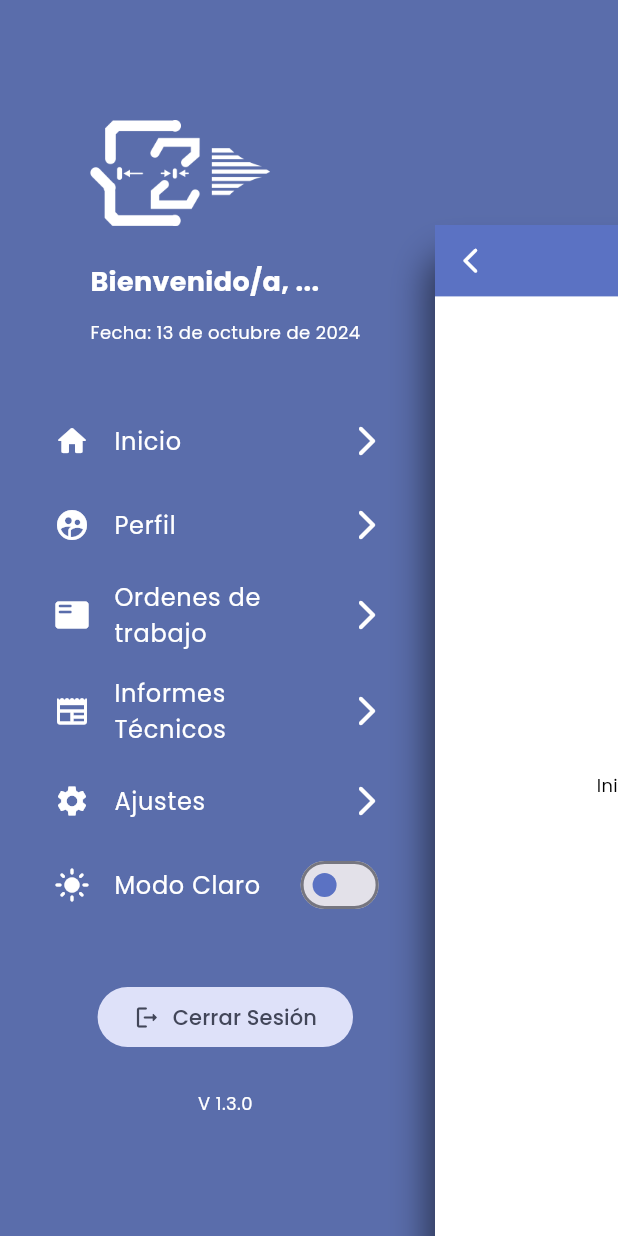
After one commit to bryandelgado99/Electronica-Zurita--Mobile-App, a Flutter app: the Homecompose screen opened directly, after a tap on the "menu" icon, on a phone screen of 412 x 824 dp. The commit adds this screen. Run offline on Flutter 3.47's test engine with Material 3 defaults, Android fonts, the phone set to English and light mode, and no system bars; our stand-ins replace expansion_tile_card, flutter_easyloading, flutter_svg, fluttertoast, google_nav_bar, shared_preferences and 1 more; missing offline and left inert: social_media_buttons; accounts and stored records are empty; network calls fail.

Commit message:
Cambios relacionados con el esquema de la aplicación, la nueva interfaz y el resto de funcionalidades agregadas.

```diff
--- /dev/null
+++ b/lib/app/components/articRow.dart
@@ -0,0 +1,37 @@
+import 'package:electronica_zurita/app/components/app_colors.dart';
+import 'package:flutter/material.dart';
+
+class articRow extends StatefulWidget {
+  const articRow({
+    super.key,
+    required this.icon,
+    required this.text,
+    required this.onPressed,
+    required this.trail_icon,
+    required this.isSelected, // Recibe si está seleccionado o no
+  });
+
+  final IconData icon;
+  final String text;
+  final VoidCallback onPressed;
+  final IconData trail_icon;
+  final bool isSelected; // Nuevo parámetro para manejar la selección
+
+  @override
+  State<articRow> createState() => _articRowState();
+}
+
+class _articRowState extends State<articRow> {
+  @override
+  Widget build(BuildContext context) {
+    return ListTile(
+      leading: Icon(widget.icon, color: widget.isSelected ? AppColors.secondaryColor : Colors.white),
+      title: Text(
+        widget.text,
+        style: TextStyle(color: widget.isSelected ? AppColors.secondaryColor : Colors.white),
+      ),
+      trailing: Icon(widget.trail_icon, color: widget.isSelected ? AppColors.secondaryColor : Colors.white),
+      onTap: widget.onPressed, // Ejecuta la función que se pasó desde el widget padre
+    );
+  }
+}
--- /dev/null
+++ b/lib/app/components/articSwitch.dart
@@ -0,0 +1,41 @@
+import 'package:electronica_zurita/app/components/app_colors.dart';
+import 'package:flutter/material.dart';
+
+class ArticSwitch extends StatefulWidget {
+  const ArticSwitch({super.key});
+
+  @override
+  _ArticSwitchState createState() => _ArticSwitchState();
+}
+
+class _ArticSwitchState extends State<ArticSwitch> {
+  bool isDarkMode = false;
+
+  void toggleSwitch(bool value) {
+    setState(() {
+      isDarkMode = value;
+    });
+  }
+
+  @override
+  Widget build(BuildContext context) {
+    return ListTile(
+      leading: Icon(
+        isDarkMode ? Icons.dark_mode : Icons.light_mode,
+        color: Colors.white,
+      ),
+      title: Text(
+        isDarkMode ? 'Modo Oscuro' : 'Modo Claro',
+        style: TextStyle(
+          color: Colors.white,
+        ),
+      ),
+      trailing: Switch(
+        value: isDarkMode,
+        onChanged: toggleSwitch,
+        activeColor: AppColors.secondaryColor,
+        inactiveThumbColor: AppColors.primaryColor,
+      ),
+    );
+  }
+}
--- a/lib/app/views/Login.dart
+++ b/lib/app/views/Login.dart
@@ -1,6 +1,7 @@
 // ignore_for_file: use_key_in_widget_constructors, library_private_types_in_public_api
 
 import 'dart:convert';
+import 'package:electronica_zurita/app/views/sidebar/HomeCompose.dart';
 import 'package:flutter/foundation.dart';
 import 'package:flutter/material.dart';
 import 'package:flutter/services.dart';
@@ -69,34 +70,38 @@ class _LoginScreenState extends State<LoginScreen> {
                     child: IntrinsicHeight(
                       child: Column(
                         children: [
-                          const Padding(
+                          Expanded(
+                            child: const Padding(
                               padding: EdgeInsets.symmetric(vertical: 20, horizontal: 20),
+                              child: Padding(
+                                padding: EdgeInsets.symmetric(vertical: 12),
                                 child: Column(
+                                  mainAxisAlignment: MainAxisAlignment.spaceBetween,
                                   children: [
                                     titleHome(color_text: Colors.black),
-                                SizedBox(height: 10,),
-                                svgImage(asset_url: 'assets/vectors/electrician.svg', semantic_label: 'Pana', width: 290),
-                                SizedBox(height: 10,),
+                                    svgImage(asset_url: 'assets/vectors/electrician.svg', semantic_label: 'Pana', width: 320),
                                     cardComposse(
                                         color: AppColors.contrastColor,
                                         borderRadius: 20,
                                         text_data: "Recuerda que debes iniciar sesión con las credenciales enviadas a tu correo electrónico, luego de ingresar la orden de trabajo de tu equipo.",
                                         color_text: AppColors.bgColor,
-                                    fontSize: 14,
+                                        fontSize: 12,
                                         fontWeight: FontWeight.w400,
                                         textAlign: TextAlign.center
-                                ),
+                                    )
                                   ],
                                 ),
                               ),
-                          Expanded(
-                            child: Container(
+                            ),
+                          ),
+                          Container(
                             decoration: const BoxDecoration(
                               borderRadius: BorderRadius.only(topLeft: Radius.circular(25), topRight: Radius.circular(25)),
                               color: AppColors.contrastColor,
                             ),
                             child: Padding(
-                                padding: const EdgeInsets.symmetric(horizontal: 25, vertical: 40),
+                              padding: const EdgeInsets.symmetric(horizontal: 25, vertical: 50),
+                              child: Center(
                                 child: Column(
                                   mainAxisSize: MainAxisSize.min,
                                   children: [
@@ -275,7 +280,7 @@ class _LoginScreenState extends State<LoginScreen> {
         Navigator.pushReplacement(
           // ignore: use_build_context_synchronously
           context,
-          MaterialPageRoute(builder: (context) => const homeScreen()),
+          MaterialPageRoute(builder: (context) => const Homecompose()) //homeScreen()),
         );
       } else {
         // Maneja los errores de inicio de sesión mostrando un AlertDialog
--- a/lib/app/views/pages/profileUser.dart
+++ b/lib/app/views/pages/profileUser.dart
@@ -24,6 +24,7 @@ class _profilePageState extends State<profilePage> {
       body: Stack(
         children: [
           SingleChildScrollView(
+            child: Center(
               child: Column(
                 mainAxisAlignment: MainAxisAlignment.center,
                 mainAxisSize: MainAxisSize.min,
@@ -34,12 +35,12 @@ class _profilePageState extends State<profilePage> {
                       mainAxisAlignment: MainAxisAlignment.spaceEvenly,
                       crossAxisAlignment: CrossAxisAlignment.center,
                       children: [
-                      Center(child: Column(
-                        children: [
-                          const Text("Bienvenido/a", style: TextStyle(fontWeight: FontWeight.w600, fontSize: 20),),
-                          Text("${clienteProvider.nombreCliente ?? 'Cargando...'}!", style: const TextStyle(fontWeight: FontWeight.w600, fontSize: 22),)
-                        ],
-                      )),
+                        Center(
+                            child: ClipRRect(
+                              borderRadius: BorderRadius.circular(25),
+                              child: Icon(Icons.person_rounded, size: 50,),
+                            )
+                        ),
                       ],
                     ),
                   ),
@@ -81,9 +82,8 @@ class _profilePageState extends State<profilePage> {
                       },
                       child: const Text("Políticas de Privacidad")
                   ),
-                const SizedBox(height: 15,),
-                const Text("Version: 1.3.1", style: TextStyle(fontSize: 12, fontWeight: FontWeight.w100, color: Colors.grey), textAlign: TextAlign.right,),
                 ],
+              ),
             ),
           ),
           if (clienteProvider.isLoading)
--- /dev/null
+++ b/lib/app/views/sidebar/HomeCompose.dart
@@ -0,0 +1,36 @@
+import 'package:electronica_zurita/app/views/sidebar/ScreenView.dart';
+import 'package:electronica_zurita/app/views/sidebar/sidebarCompose.dart';
+import 'package:flutter/material.dart';
+
+class Homecompose extends StatefulWidget {
+  const Homecompose({super.key});
+
+  @override
+  State<Homecompose> createState() => _HomecomposeState();
+}
+
+class _HomecomposeState extends State<Homecompose> {
+
+  int _selectedIndex = 0;
+  double xOffeset = 0;
+  double yOffset = 0;
+
+  void _onItemSelected(int index) {
+    setState(() {
+      _selectedIndex = index;
+    });
+  }
+
+
+  @override
+  Widget build(BuildContext context) {
+    return Scaffold(
+      body: Stack(
+        children: [
+          Sidebarcompose(onItemSelected: _onItemSelected),
+          Screenview(selectedIndex: _selectedIndex),
+        ],
+      ),
+    );
+  }
+}
--- /dev/null
+++ b/lib/app/views/sidebar/ScreenView.dart
@@ -0,0 +1,121 @@
+import 'package:electronica_zurita/app/views/sidebar/pages/InformesScreen.dart';
+import 'package:flutter/material.dart';
+
+import 'pages/HomeScreen.dart';
+import 'pages/ListScreen.dart';
+import 'pages/ProfileScreen.dart'; // Asegúrate de que el nombre de la clase esté correcto
+import '../../components/app_colors.dart';
+
+class Screenview extends StatefulWidget {
+  final int selectedIndex;
+
+  const Screenview({super.key, required this.selectedIndex});
+
+  @override
+  State<Screenview> createState() => _ScreenviewState();
+}
+
+class _ScreenviewState extends State<Screenview> {
+  // Controladores para la animación de apertura del menú lateral
+  double xOffset = 0;
+  double yOffset = 0;
+  double borderRound = 0;
+  bool isSideMenuOpen = false;
+
+  // Lista de títulos correspondientes a cada índice
+  final List<String> titles = [
+    "Inicio",
+    "Perfil",
+    "Ordenes de trabajo",
+    "Informes Técnicos",
+    "Ajustes"
+  ];
+
+  @override
+  Widget build(BuildContext context) {
+    // Selecciona la pantalla dependiendo del índice seleccionado
+    Widget screen;
+    switch (widget.selectedIndex) {
+      case 0:
+        screen = Homescreen(title: titles[0]);
+        break;
+      case 1:
+        screen = Profilescreen(title: titles[1]);
+        break;
+      case 2:
+        screen = Listscreen(title: titles[2]);
+        break;
+      case 3:
+        screen = Informesscreen(title: titles[3]);
+        break;
+      default:
+        screen = Center(child: Text('Selecciona una página'));
+    }
+
+    return AnimatedContainer(
+      transform: Matrix4.translationValues(xOffset, yOffset, 0)
+        ..scale(isSideMenuOpen ? 0.85 : 1.00),
+      decoration: BoxDecoration(
+        borderRadius: BorderRadius.only(topLeft: Radius.circular(borderRound)),
+        boxShadow: [
+          BoxShadow(
+            color: Colors.black54,
+            blurRadius: 24.0,
+            offset: Offset(-5, 24),
+          )
+        ],
+      ),
+      duration: Duration(milliseconds: 300),
+      child: SafeArea(
+        child: Scaffold(
+          appBar: AppBar(
+            centerTitle: true,
+            leading: isSideMenuOpen
+                ? GestureDetector(
+              onTap: () {
+                setState(() {
+                  xOffset = 0;
+                  yOffset = 0;
+                  borderRound = 0;
+                  isSideMenuOpen = false;
+                });
+              },
+              child: Icon(
+                Icons.arrow_back_ios_rounded,
+                color: Colors.white,
+              ),
+            )
+                : GestureDetector(
+              onTap: () {
+                setState(() {
+                  xOffset = 290;
+                  yOffset = 150;
+                  borderRound = 20;
+                  isSideMenuOpen = true;
+                });
+              },
+              child: Icon(
+                Icons.menu,
+                color: Colors.white,
+              ),
+            ),
+            backgroundColor: AppColors.primaryColor,
+            title: Row(
+              mainAxisAlignment: MainAxisAlignment.spaceBetween,
+              mainAxisSize: MainAxisSize.min,
+              children: [
+                Image.asset('assets/images/logo_bn@2x.png', scale: 25),
+                const SizedBox(width: 18),
+                Text(
+                  titles[widget.selectedIndex],
+                  style: TextStyle(color: Colors.white),
+                ),
+              ],
+            ),
+          ),
+          body: screen, // Se muestra la pantalla correspondiente
+        ),
+      ),
+    );
+  }
+}
--- /dev/null
+++ b/lib/app/views/sidebar/pages/HomeScreen.dart
@@ -0,0 +1,22 @@
+import 'package:flutter/material.dart';
+
+class Homescreen extends StatefulWidget {
+  const Homescreen({super.key, required this.title});
+
+  final String title;
+
+  @override
+  State<Homescreen> createState() => _HomescreenState();
+}
+
+class _HomescreenState extends State<Homescreen> {
+
+  @override
+  Widget build(BuildContext context) {
+    return Scaffold(
+      body: Center(
+        child: Text("Inicio de la aplicación"),
+      ),
+    );
+  }
+}
--- /dev/null
+++ b/lib/app/views/sidebar/pages/InformesScreen.dart
@@ -0,0 +1,21 @@
+import 'package:flutter/material.dart';
+
+class Informesscreen extends StatefulWidget {
+  const Informesscreen({super.key, required this.title});
+
+  final String title;
+
+  @override
+  State<Informesscreen> createState() => _InformesscreenState();
+}
+
+class _InformesscreenState extends State<Informesscreen> {
+  @override
+  Widget build(BuildContext context) {
+    return Scaffold(
+      body: Center(
+        child: Text("No tienes informes técnicos"),
+      ),
+    );
+  }
+}
--- /dev/null
+++ b/lib/app/views/sidebar/pages/ListScreen.dart
@@ -0,0 +1,29 @@
+import 'package:electronica_zurita/app/views/pages/listPage.dart';
+import 'package:flutter/material.dart';
+
+import '../../../components/app_colors.dart';
+
+class Listscreen extends StatefulWidget {
+  const Listscreen({super.key, required this.title});
+
+  final String title;
+
+  @override
+  State<Listscreen> createState() => _ListscreenState();
+}
+
+class _ListscreenState extends State<Listscreen> {
+
+  double xOffeset = 0;
+  double yOffset = 0;
+  double borderRound = 0;
+
+  bool isSideMenuOpen = false;
+
+  @override
+  Widget build(BuildContext context) {
+    return Scaffold(
+      body: ListPage(),
+    );
+  }
+}
--- /dev/null
+++ b/lib/app/views/sidebar/pages/ProfileScreen.dart
@@ -0,0 +1,16 @@
+import 'package:electronica_zurita/app/views/pages/profileUser.dart';
+import 'package:flutter/material.dart';
+import '../../../../models/dataUser.dart';
+
+class Profilescreen extends StatelessWidget {
+  const Profilescreen({super.key, required this.title});
+
+  final String title;
+
+  @override
+  Widget build(BuildContext context) {
+    return Scaffold(
+      body: profilePage(token: DataUser.token),
+    );
+  }
+}
--- /dev/null
+++ b/lib/app/views/sidebar/sidebarCompose.dart
@@ -0,0 +1,197 @@
+import 'package:electronica_zurita/app/components/app_colors.dart';
+import 'package:electronica_zurita/app/components/articRow.dart';
+import 'package:electronica_zurita/app/components/articSwitch.dart';
+import 'package:flutter/material.dart';
+import 'package:intl/intl.dart';
+import 'package:intl/date_symbol_data_local.dart';
+import 'package:provider/provider.dart';
+
+import '../../../models/ClienteProvider.dart';
+
+class Sidebarcompose extends StatefulWidget {
+  final Function(int) onItemSelected;
+
+  const Sidebarcompose({super.key, required this.onItemSelected});
+
+  @override
+  State<Sidebarcompose> createState() => _SidebarcomposeState();
+}
+
+class _SidebarcomposeState extends State<Sidebarcompose> {
+  // Mantener el índice seleccionado como parte del estado del Sidebar
+  int selectedIndex = -1;
+
+  @override
+  Widget build(BuildContext context) {
+    return Container(
+      width: MediaQuery.of(context).size.width,
+      height: MediaQuery.of(context).size.height,
+      color: AppColors.contrastColor,
+      child: Padding(
+        padding: const EdgeInsets.symmetric(horizontal: 20, vertical: 80),
+        child: Row(
+          children: [
+            Expanded(
+              flex: 7, // 60% del espacio total
+              child: Column(
+                mainAxisAlignment: MainAxisAlignment.spaceBetween,
+                crossAxisAlignment: CrossAxisAlignment.center,
+                mainAxisSize: MainAxisSize.max,
+                children: [
+                  headerComponent(),
+                  redirectsCompose(), // No se necesita pasar onItemSelected aquí
+                  actionsCompose(),
+                ],
+              ),
+            ),
+            Expanded(
+              flex: 3, // 40% del espacio total
+              child: Container(
+                child: const Center(
+                  child: Text(""),
+                ),
+              ),
+            ),
+          ],
+        ),
+      ),
+    );
+  }
+
+  Widget headerComponent() {
+    final clienteProvider = Provider.of<ClienteProvider>(context);
+    DateTime today = DateTime.now();
+    initializeDateFormatting('es');
+    String timestamp = DateFormat.yMMMMd('es').format(today);
+
+    return Column(
+      mainAxisAlignment: MainAxisAlignment.start,
+      crossAxisAlignment: CrossAxisAlignment.start,
+      mainAxisSize: MainAxisSize.min,
+      children: [
+        ClipRRect(
+          borderRadius: BorderRadius.circular(10),
+          child: Image(
+            width: 120,
+            fit: BoxFit.contain,
+            image: AssetImage('assets/images/logo_bn@2x.png'),
+          ),
+        ),
+        const SizedBox(height: 24),
+        Text(
+          "Bienvenido/a, ${clienteProvider.nombreCliente ?? '...'}",
+          style: TextStyle(color: Colors.white, fontWeight: FontWeight.bold, fontSize: 18),
+          textAlign: TextAlign.left,
+        ),
+        const SizedBox(height: 12),
+        Text(
+          "Fecha: $timestamp",
+          style: TextStyle(color: Colors.white, fontSize: 12),
+          textAlign: TextAlign.left,
+        ),
+      ],
+    );
+  }
+
+  // Elimina la necesidad de pasar una función como parámetro aquí
+  Widget redirectsCompose() {
+    return Column(
+      mainAxisAlignment: MainAxisAlignment.spaceEvenly,
+      crossAxisAlignment: CrossAxisAlignment.center,
+      mainAxisSize: MainAxisSize.max,
+      children: [
+        articRow(
+          icon: Icons.home_rounded,
+          text: "Inicio",
+          trail_icon: Icons.arrow_forward_ios_rounded,
+          isSelected: selectedIndex == 0, // Comprobar si está seleccionado
+          onPressed: () {
+            setState(() {
+              selectedIndex = 0; // Actualizar el índice seleccionado
+            });
+            widget.onItemSelected(0); // Llamar a la función callback para notificar al padre
+          },
+        ),
+        articRow(
+          icon: Icons.supervised_user_circle_rounded,
+          text: "Perfil",
+          trail_icon: Icons.arrow_forward_ios_rounded,
+          isSelected: selectedIndex == 1,
+          onPressed: () {
+            setState(() {
+              selectedIndex = 1;
+            });
+            widget.onItemSelected(1);
+          },
+        ),
+        articRow(
+          icon: Icons.featured_play_list_rounded,
+          text: "Ordenes de trabajo",
+          trail_icon: Icons.arrow_forward_ios_rounded,
+          isSelected: selectedIndex == 2,
+          onPressed: () {
+            setState(() {
+              selectedIndex = 2;
+            });
+            widget.onItemSelected(2);
+          },
+        ),
+        articRow(
+          icon: Icons.newspaper_rounded,
+          text: "Informes Técnicos",
+          trail_icon: Icons.arrow_forward_ios_rounded,
+          isSelected: selectedIndex == 3,
+          onPressed: () {
+            setState(() {
+              selectedIndex = 3;
+            });
+            widget.onItemSelected(3);
+          },
+        ),
+        articRow(
+          icon: Icons.settings,
+          text: "Ajustes",
+          trail_icon: Icons.arrow_forward_ios_rounded,
+          isSelected: selectedIndex == 4,
+          onPressed: () {
+            setState(() {
+              selectedIndex = 4;
+            });
+            widget.onItemSelected(4);
+          },
+        ),
+        ArticSwitch(),
+      ],
+    );
+  }
+
+  Widget actionsCompose() {
+    return Column(
+      mainAxisSize: MainAxisSize.min,
+      mainAxisAlignment: MainAxisAlignment.center,
+      crossAxisAlignment: CrossAxisAlignment.center,
+      children: [
+        Row(
+          mainAxisAlignment: MainAxisAlignment.center,
+          children: [
+            FilledButton.tonal(
+              onPressed: () {},
+              child: Row(
+                children: [
+                  Icon(Icons.logout_rounded),
+                  const SizedBox(width: 8),
+                  Text("Cerrar Sesión"),
+                ],
+              ),
+            ),
+          ],
+        ),
+        const SizedBox(height: 25),
+        Text(
+          "V 1.3.0",
+          style: TextStyle(color: Colors.white, fontSize: 12),
+        ),
+      ],
+    );
+  }
+}
--- a/lib/main.dart
+++ b/lib/main.dart
@@ -1,4 +1,5 @@
 import 'package:electronica_zurita/app/views/onBoarding/onBoarding_Screen.dart';
+import 'package:electronica_zurita/app/views/sidebar/HomeCompose.dart';
 import 'package:flutter/material.dart';
 import 'package:flutter_easyloading/flutter_easyloading.dart';
 import 'package:provider/provider.dart';
--- a/pubspec.yaml
+++ b/pubspec.yaml
@@ -54,6 +54,7 @@ dependencies:
   webview_flutter: ^4.8.0
   fluttertoast: ^8.2.6
   home_widget: ^0.7.0
+  intl: ^0.18.1
 
 
 dev_dependencies:
```
Also changed, not shown: assets/launcher/icon.png, pubspec.lock, 25 other files. Lines whose indentation alone changed are shown as unchanged.
